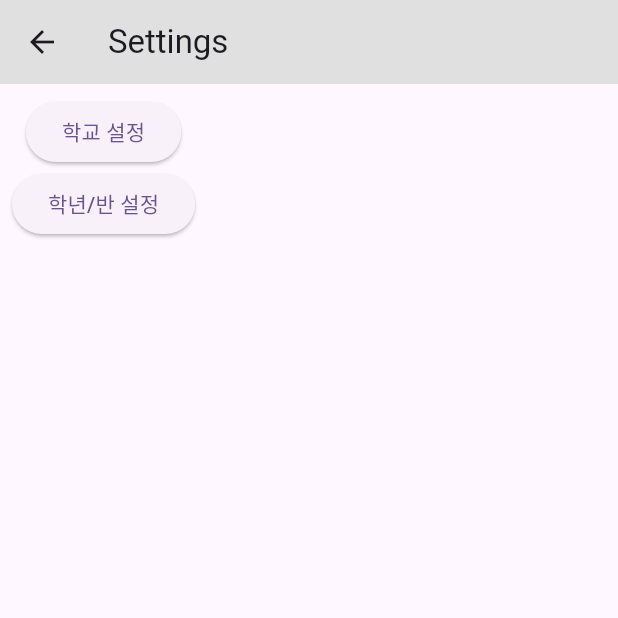
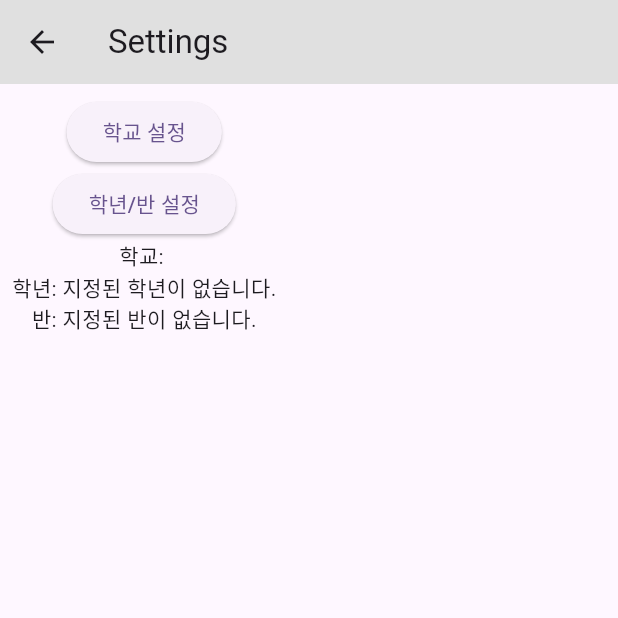
Before and after one commit to pybsh/school_widget, a Flutter app: the SettingScreen screen opened directly, on a phone screen of 412 x 824 dp, the top half of it. Run offline on Flutter 3.47's test engine with Material 3 defaults, Android fonts, the light colour scheme and no system bars; our stand-ins replace shared_preferences; accounts and stored records are empty.

Commit message:
work in progress

```diff
--- a/lib/screens/setting.dart
+++ b/lib/screens/setting.dart
@@ -12,6 +12,25 @@ class SettingScreen extends StatefulWidget {
 
 class _SettingScreenState extends State<SettingScreen> {
   late SharedPreferences _prefs;
+
+  var _gradeText = '';
+  var _classText = '';
+  var _schoolText = '';
+
+  @override
+  void initState() {
+    super.initState();
+    initPrefs();
+  }
+
+  void initPrefs() async {
+    _prefs = await SharedPreferences.getInstance();
+    setState(() {
+      _gradeText = _prefs.getString('grade') ?? '지정된 학년이 없습니다.';
+      _classText = _prefs.getString('class') ?? '지정된 반이 없습니다.';
+      _schoolText = _prefs.getString('schoolName') ?? '지정된 학교가 없습니다.';
+    });
+  }
 
   @override
   Widget build(BuildContext context) {
@@ -45,6 +64,9 @@ class _SettingScreenState extends State<SettingScreen> {
                 );
               },
             ),
+            Text('학교: $_schoolText'),
+            Text('학년: $_gradeText'),
+            Text('반: $_classText'),
           ],
         ),
       ),
```
Also changed, not shown: 3 other files.
